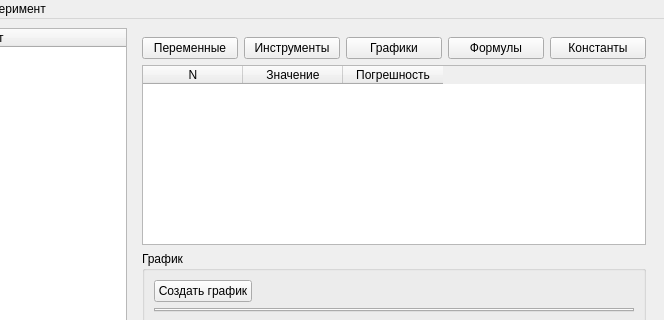
Kirikus/Experiments-2026S-Python, file mainwindow.ui: the form before one commit; both pictures show x 82 to 746 and y 0 to 320 of the 746 by 869 pixel window.
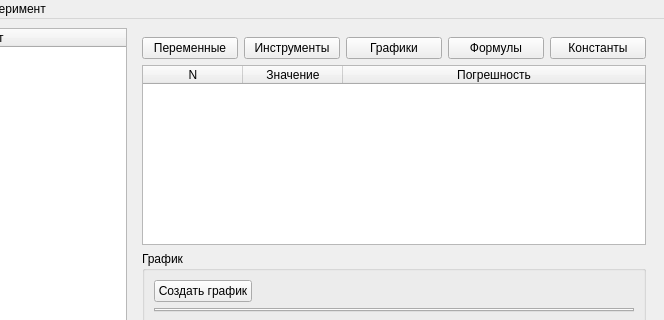
The form after the commit. Custom widgets are drawn as their Qt base class.

Commit message: перевел действия верхних пяти кнопок из кода в ui; перевел некоторые модификации из кода в ui

Diff of the .ui file:
```diff
--- a/mainwindow.ui
+++ b/mainwindow.ui
@@ -74,9 +74,45 @@
        </item>
        <item>
         <widget class="QTableWidget" name="tableValues">
+         <property name="verticalScrollBarPolicy">
+          <enum>Qt::ScrollBarAlwaysOff</enum>
+         </property>
          <property name="alternatingRowColors">
           <bool>true</bool>
          </property>
+         <property name="selectionMode">
+          <enum>QAbstractItemView::SingleSelection</enum>
+         </property>
+         <property name="horizontalScrollMode">
+          <enum>QAbstractItemView::ScrollPerPixel</enum>
+         </property>
+         <property name="gridStyle">
+          <enum>Qt::DotLine</enum>
+         </property>
+         <attribute name="horizontalHeaderVisible">
+          <bool>true</bool>
+         </attribute>
+         <attribute name="horizontalHeaderCascadingSectionResizes">
+          <bool>false</bool>
+         </attribute>
+         <attribute name="horizontalHeaderHighlightSections">
+          <bool>true</bool>
+         </attribute>
+         <attribute name="horizontalHeaderShowSortIndicator" stdset="0">
+          <bool>false</bool>
+         </attribute>
+         <attribute name="horizontalHeaderStretchLastSection">
+          <bool>true</bool>
+         </attribute>
+         <attribute name="verticalHeaderCascadingSectionResizes">
+          <bool>false</bool>
+         </attribute>
+         <attribute name="verticalHeaderDefaultSectionSize">
+          <number>39</number>
+         </attribute>
+         <attribute name="verticalHeaderStretchLastSection">
+          <bool>false</bool>
+         </attribute>
          <column>
           <property name="text">
            <string>N</string>
```
Left out of the diff: 102 changed lines with no effect on the pictures. The commit also changes 2 other files.
